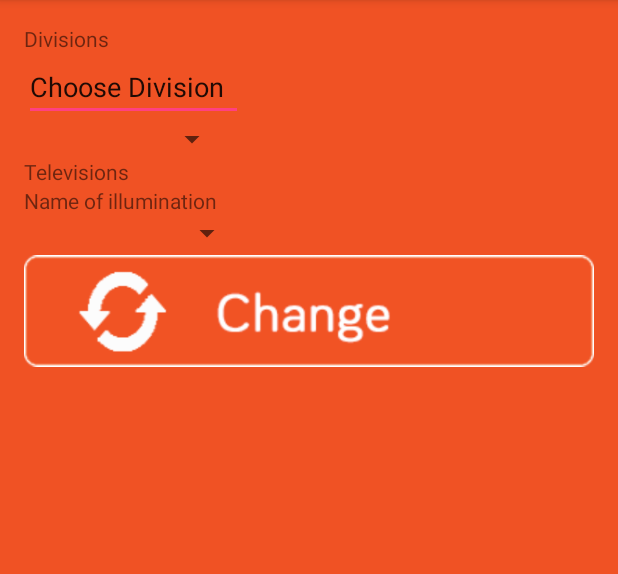
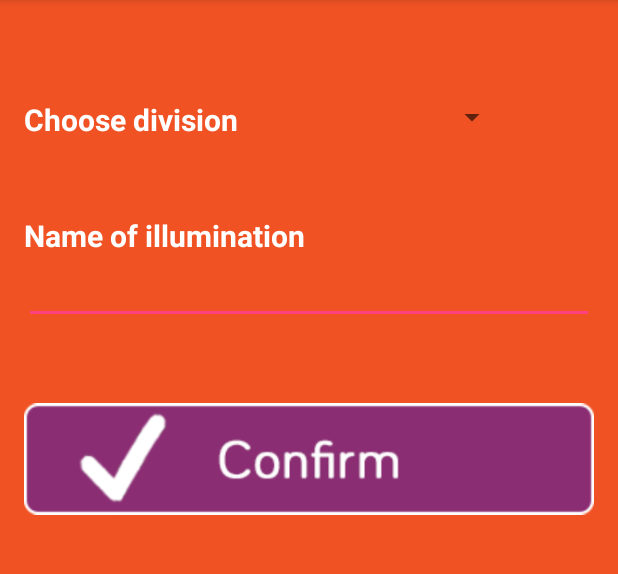
Before and after one commit to zosmak/uControl, an Android app: the addIllumination screen opened directly, with no data from a screen before it, on a phone screen of 412 x 824 dp, the part 84-658 px from its top. Run offline under Robolectric (Android 15) with nearby library versions, the phone set to English and light mode, and no system bars; network calls fail.

Commit message:
asdas
sadasds

```diff
--- a/UControlStudio/app/src/main/res/layout/activity_add_air_conditioner.xml
+++ b/UControlStudio/app/src/main/res/layout/activity_add_air_conditioner.xml
@@ -2,7 +2,7 @@
 <LinearLayout xmlns:android="http://schemas.android.com/apk/res/android"
     xmlns:app="http://schemas.android.com/apk/res-auto"
     xmlns:tools="http://schemas.android.com/tools"
-    android:id="@+id/activity_add_television"
+    android:id="@+id/activity_add_alarm"
     android:layout_width="match_parent"
     android:layout_height="match_parent"
     android:paddingBottom="@dimen/activity_vertical_margin"
--- a/UControlStudio/app/src/main/res/layout/activity_add_illumination.xml
+++ b/UControlStudio/app/src/main/res/layout/activity_add_illumination.xml
@@ -2,7 +2,7 @@
 <LinearLayout xmlns:android="http://schemas.android.com/apk/res/android"
     xmlns:app="http://schemas.android.com/apk/res-auto"
     xmlns:tools="http://schemas.android.com/tools"
-    android:id="@+id/activity_add_television"
+    android:id="@+id/activity_add_illumination"
     android:layout_width="match_parent"
     android:layout_height="match_parent"
     android:paddingBottom="@dimen/activity_vertical_margin"
@@ -14,46 +14,59 @@
     android:weightSum="1"
     android:background="@color/colorPrimaryIlumination">
 
-    <TextView
-        android:text="Divisions"
+    <LinearLayout
+        android:orientation="horizontal"
         android:layout_width="match_parent"
         android:layout_height="wrap_content"
-        android:id="@+id/division" />
+        android:layout_marginTop="50dp"
+        android:layout_marginBottom="50dp">
 
-    <EditText
-        android:layout_width="146dp"
-        android:layout_height="wrap_content"
-        android:inputType="textMultiLine"
-        android:ems="10"
-        android:id="@+id/choosedivision"
-        android:text="Choose Division" />
+        <TextView
+            android:text="Choose division"
+            android:layout_width="wrap_content"
+            android:layout_height="wrap_content"
+            android:id="@+id/division"
+            android:textStyle="normal|bold"
+            android:textSize="20sp"
+            android:fontFamily="Bariol"
+            android:textColor="@android:color/white" />
 
-    <Spinner
-        android:layout_width="136dp"
-        android:layout_height="wrap_content"
-        android:id="@+id/spinner5" />
-
-    <TextView
-        android:text="Televisions"
-        android:layout_width="match_parent"
-        android:layout_height="wrap_content"
-        android:id="@+id/televisions" />
+        <Spinner
+            android:layout_height="wrap_content"
+            android:id="@+id/spinnerDivionsIllumination"
+            android:layout_marginLeft="30dp"
+            android:layout_width="150dp" />
+    </LinearLayout>
 
     <TextView
         android:text="Name of illumination"
         android:layout_width="match_parent"
         android:layout_height="wrap_content"
-        android:id="@+id/nameillumination" />
+        android:id="@+id/illumination"
+        android:textStyle="normal|bold"
+        android:textSize="20sp"
+        android:fontFamily="Bariol"
+        android:textColor="@color/white" />
 
-    <Spinner
-        android:layout_width="146dp"
-        android:layout_height="wrap_content"
-        android:id="@+id/spinner6" />
-
-    <ImageView
+    <EditText
         android:layout_width="match_parent"
         android:layout_height="wrap_content"
-        app:srcCompat="@drawable/ilumchange"
-        android:id="@+id/imageView4" />
+        android:ems="10"
+        android:textColor="@android:color/white"
+        android:id="@+id/nameNewAc"
+        android:layout_marginBottom="50dp"
+        android:inputType="textPersonName" />
+
+    <LinearLayout
+        android:orientation="horizontal"
+        android:layout_width="match_parent"
+        android:layout_height="wrap_content">
+
+        <ImageView
+            android:layout_width="wrap_content"
+            android:layout_height="wrap_content"
+            app:srcCompat="@drawable/arcondicionadoconfirm"
+            android:id="@+id/confirmNewAc" />
+    </LinearLayout>
 
 </LinearLayout>
```
Also changed, not shown: UControlStudio/app/src/main/res/layout/activity_add_alarm.xml (+40 -29 lines), UControlStudio/app/src/main/res/layout/activity_add_audio.xml (+46 -35 lines), UControlStudio/app/src/main/res/layout/activity_add_blinds.xml (+39 -28 lines), UControlStudio/app/src/main/res/layout/activity_add_doors.xml (+39 -23 lines), UControlStudio/app/src/main/res/layout/activity_add_television.xml (+45 -32 lines).
